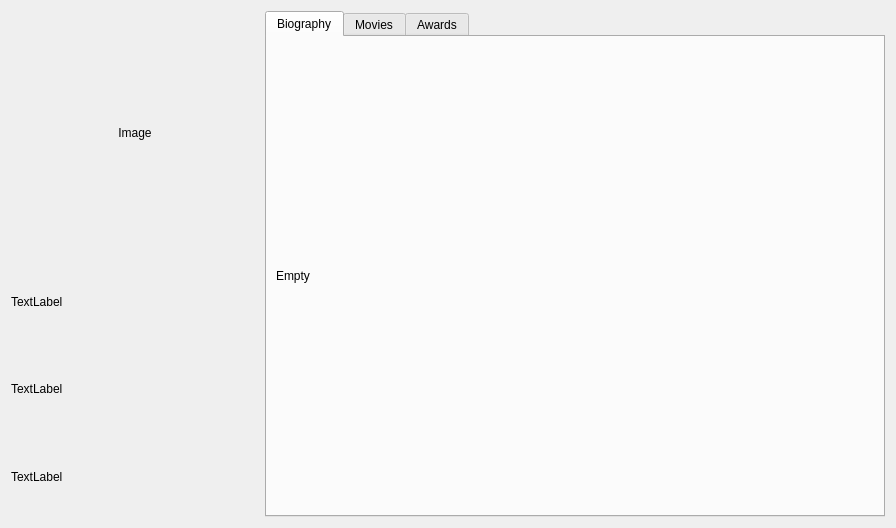
This is src/frontend/view/ui/ActorWindow.ui in irii/imdb_scraper as Qt 5 draws it before an edit. The edited form follows.
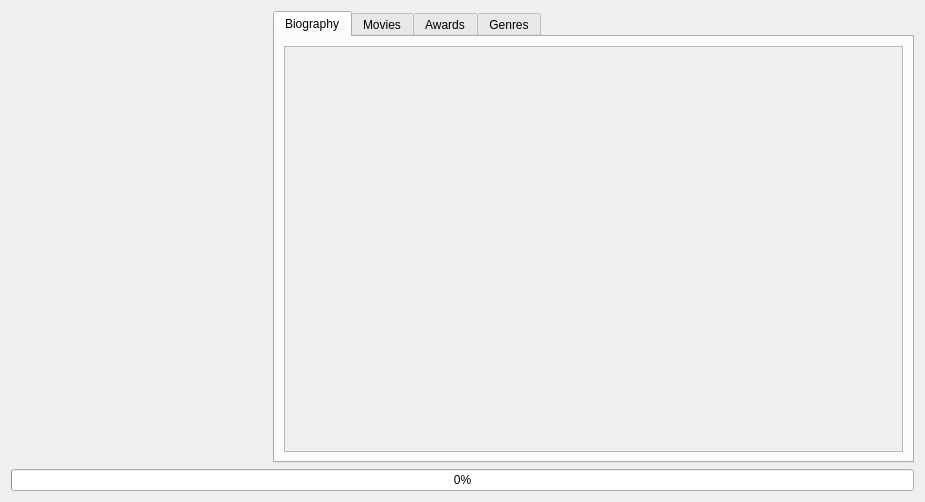
This is the edited form. The open tabs and pages were chosen to show the change.

The edit to the form file:
```diff
--- a/src/frontend/view/ui/ActorWindow.ui
+++ b/src/frontend/view/ui/ActorWindow.ui
@@ -6,31 +6,34 @@
    <rect>
     <x>0</x>
     <y>0</y>
-    <width>896</width>
-    <height>528</height>
+    <width>925</width>
+    <height>502</height>
    </rect>
   </property>
   <property name="windowTitle">
    <string>Actor - </string>
   </property>
-  <layout class="QHBoxLayout" name="horizontalLayout_2">
+  <layout class="QVBoxLayout" name="verticalLayout_9">
    <item>
     <layout class="QHBoxLayout" name="horizontalLayout" stretch="2,5">
+     <property name="sizeConstraint">
+      <enum>QLayout::SetDefaultConstraint</enum>
+     </property>
      <item>
-      <layout class="QVBoxLayout" name="verticalLayout_5" stretch="3,1,1,1">
+      <layout class="QVBoxLayout" name="verticalLayout_5" stretch="3,1">
        <property name="sizeConstraint">
         <enum>QLayout::SetDefaultConstraint</enum>
        </property>
        <item>
         <widget class="QLabel" name="label_image">
          <property name="sizePolicy">
-          <sizepolicy hsizetype="Preferred" vsizetype="Preferred">
+          <sizepolicy hsizetype="Minimum" vsizetype="Minimum">
            <horstretch>0</horstretch>
            <verstretch>0</verstretch>
           </sizepolicy>
          </property>
          <property name="text">
-          <string>Image</string>
+          <string/>
          </property>
          <property name="alignment">
           <set>Qt::AlignCenter</set>
@@ -40,21 +43,7 @@
        <item>
         <widget class="QLabel" name="label_name">
          <property name="text">
-          <string>TextLabel</string>
-         </property>
-        </widget>
-       </item>
-       <item>
-        <widget class="QLabel" name="label_dateOfBirth">
-         <property name="text">
-          <string>TextLabel</string>
-         </property>
-        </widget>
-       </item>
-       <item>
-        <widget class="QLabel" name="label_born_in">
-         <property name="text">
-          <string>TextLabel</string>
+          <string/>
          </property>
         </widget>
        </item>
@@ -73,10 +62,32 @@
          <item>
           <layout class="QVBoxLayout" name="verticalLayout_6">
            <item>
-            <widget class="QLabel" name="label_biography">
-             <property name="text">
-              <string>Empty</string>
+            <widget class="QScrollArea" name="scrollArea">
+             <property name="widgetResizable">
+              <bool>true</bool>
              </property>
+             <widget class="QWidget" name="scrollAreaWidgetContents">
+              <property name="geometry">
+               <rect>
+                <x>0</x>
+                <y>0</y>
+                <width>866</width>
+                <height>782</height>
+               </rect>
+              </property>
+              <layout class="QVBoxLayout" name="verticalLayout_10">
+               <item>
+                <widget class="QLabel" name="label_biography">
+                 <property name="text">
+                  <string/>
+                 </property>
+                 <property name="wordWrap">
+                  <bool>true</bool>
+                 </property>
+                </widget>
+               </item>
+              </layout>
+             </widget>
             </widget>
            </item>
           </layout>
@@ -111,10 +122,27 @@
          </item>
         </layout>
        </widget>
+       <widget class="QWidget" name="Genres">
+        <attribute name="title">
+         <string>Genres</string>
+        </attribute>
+        <layout class="QVBoxLayout" name="verticalLayout_8">
+         <item>
+          <widget class="QTableView" name="tableView_genres"/>
+         </item>
+        </layout>
+       </widget>
       </widget>
      </item>
     </layout>
    </item>
+   <item>
+    <widget class="QProgressBar" name="progressBar_scraping">
+     <property name="value">
+      <number>0</number>
+     </property>
+    </widget>
+   </item>
   </layout>
  </widget>
  <resources/>
```
Left out of the diff: 22 changed lines with no effect on the pictures.
